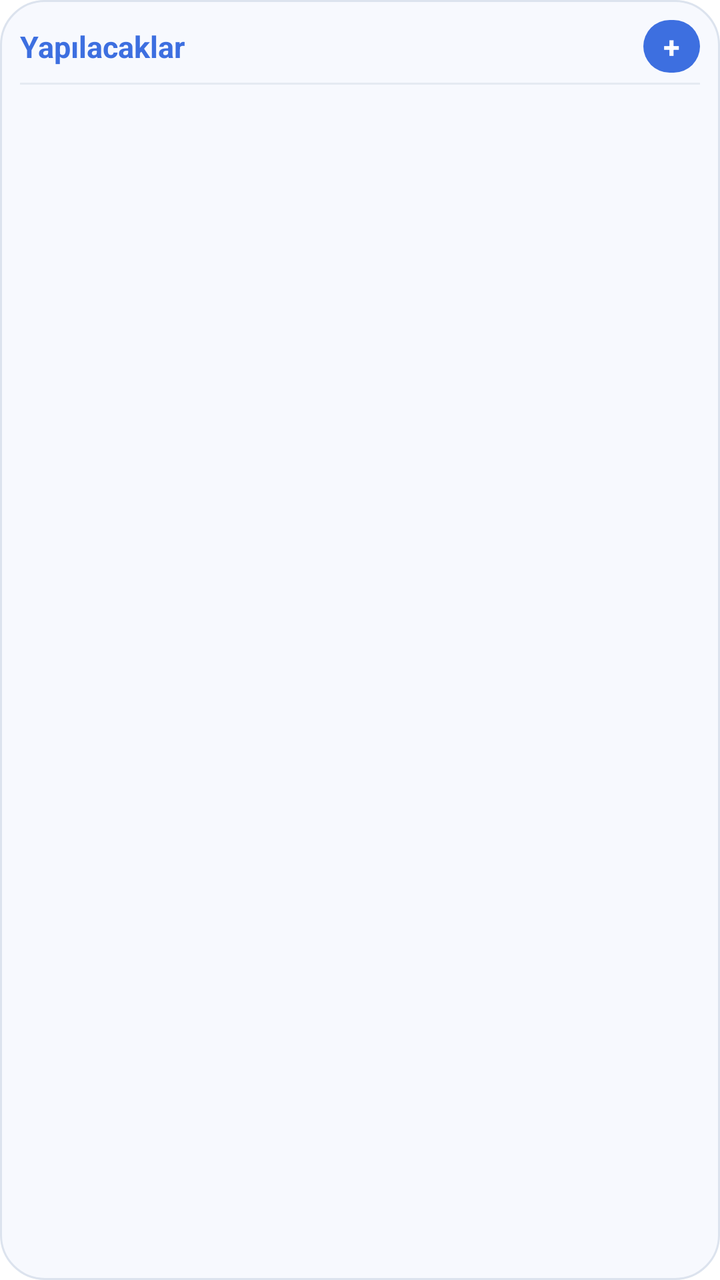
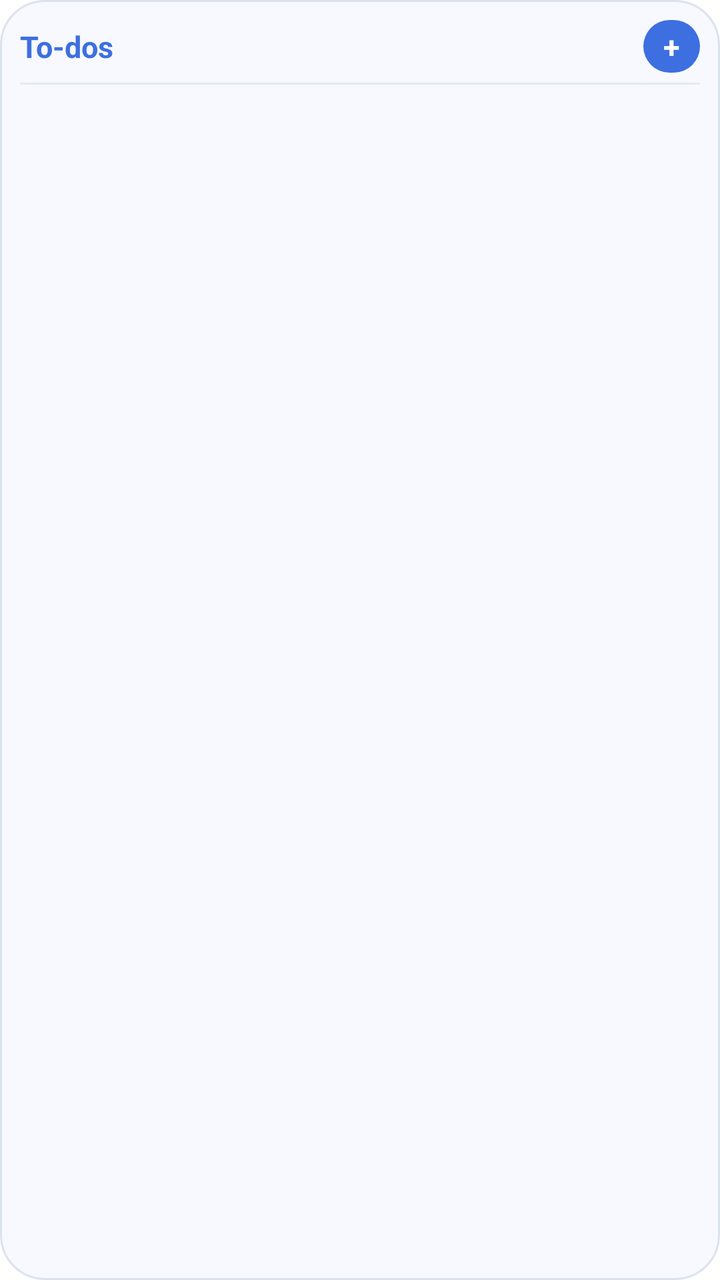

Compare the two renders of this Android layout. The source of the first and the diff that turns it into the second are given below.
<!-- AndroidManifest.xml: fallback theme Theme.MaterialComponents.DayNight.NoActionBar -->
<!-- res/layout/todo_widget.xml -->
<?xml version="1.0" encoding="utf-8"?>
<LinearLayout xmlns:android="http://schemas.android.com/apk/res/android"
    android:id="@+id/todo_widget_container"
    android:layout_width="match_parent"
    android:layout_height="match_parent"
    android:background="@drawable/widget_bg"
    android:orientation="vertical"
    android:padding="10dp">

    
    <LinearLayout
        android:layout_width="match_parent"
        android:layout_height="wrap_content"
        android:gravity="center_vertical"
        android:orientation="horizontal">

        <TextView
            android:id="@+id/todo_widget_title"
            android:layout_width="0dp"
            android:layout_height="wrap_content"
            android:layout_weight="1"
            android:text="Yapılacaklar"
            android:textColor="@color/widget_title"
            android:textSize="15sp"
            android:textStyle="bold" />

        <TextView
            android:id="@+id/todo_widget_add_btn"
            android:layout_width="wrap_content"
            android:layout_height="wrap_content"
            android:background="@drawable/widget_button_bg"
            android:paddingStart="10dp"
            android:paddingEnd="10dp"
            android:paddingTop="3dp"
            android:paddingBottom="3dp"
            android:text="+"
            android:textColor="@color/widget_button_text"
            android:textSize="15sp"
            android:textStyle="bold" />
    </LinearLayout>

    <FrameLayout
        android:layout_width="match_parent"
        android:layout_height="1dp"
        android:layout_marginTop="5dp"
        android:layout_marginBottom="4dp"
        android:background="@color/widget_divider" />

    
    <TextView
        android:id="@+id/todo_widget_empty"
        android:layout_width="match_parent"
        android:layout_height="match_parent"
        android:gravity="center"
        android:text="Yapılacak yok · + Ekle"
        android:textColor="@color/widget_empty"
        android:textSize="13sp"
        android:visibility="gone" />

    
    <ListView
        android:id="@+id/todo_list_view"
        android:layout_width="match_parent"
        android:layout_height="0dp"
        android:layout_weight="1"
        android:divider="@null"
        android:dividerHeight="0dp"
        android:scrollbars="vertical" />

</LinearLayout>
<!-- resources referenced by this layout -->
<resources>
  <color name="widget_button_text">#FFFFFF</color>
  <color name="widget_divider">#E5EAF2</color>
  <color name="widget_empty">#64748B</color>
  <color name="widget_title">#3D6FE0</color>
  <!-- drawable widget_bg (drawable) -->
  <?xml version="1.0" encoding="utf-8"?>
  <shape xmlns:android="http://schemas.android.com/apk/res/android"
      android:shape="rectangle">
      <corners android:radius="22dp" />
      <solid android:color="@color/widget_bg" />
      <stroke android:width="1dp" android:color="@color/widget_border" />
  </shape>
  <!-- drawable widget_button_bg (drawable) -->
  <?xml version="1.0" encoding="utf-8"?>
  <shape xmlns:android="http://schemas.android.com/apk/res/android"
      android:shape="rectangle">
      <corners android:radius="14dp" />
      <solid android:color="@color/widget_button_bg" />
  </shape>
  <color name="widget_bg">#F7F9FE</color>
  <color name="widget_border">#DCE3EE</color>
  <color name="widget_button_bg">#3D6FE0</color>
</resources>

<!-- the commit's change to res/layout/todo_widget.xml (unified diff, before → after) -->
@@ -19,7 +19,7 @@
             android:layout_width="0dp"
             android:layout_height="wrap_content"
             android:layout_weight="1"
-            android:text="Yapılacaklar"
+            android:text="@string/todo_widget_name"
             android:textColor="@color/widget_title"
             android:textSize="15sp"
             android:textStyle="bold" />
@@ -52,7 +52,7 @@
         android:layout_width="match_parent"
         android:layout_height="match_parent"
         android:gravity="center"
-        android:text="Yapılacak yok · + Ekle"
+        android:text="@string/todo_widget_empty"
         android:textColor="@color/widget_empty"
         android:textSize="13sp"
         android:visibility="gone" />
<!-- resource entries referenced after the edit -->
@@ -19,6 +19,8 @@
       <corners android:radius="14dp" />
       <solid android:color="@color/widget_button_bg" />
   </shape>
+  <string name="todo_widget_empty">No to-dos · + Add</string>
+  <string name="todo_widget_name">To-dos</string>
   <color name="widget_bg">#F7F9FE</color>
   <color name="widget_border">#DCE3EE</color>
   <color name="widget_button_bg">#3D6FE0</color>
